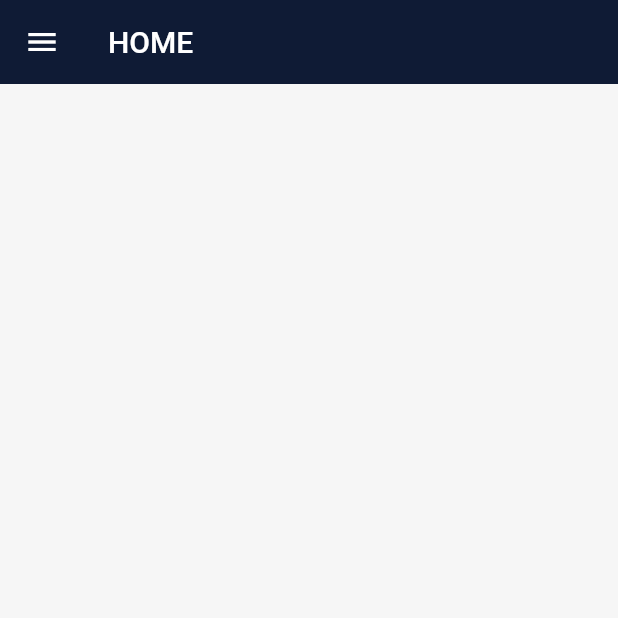
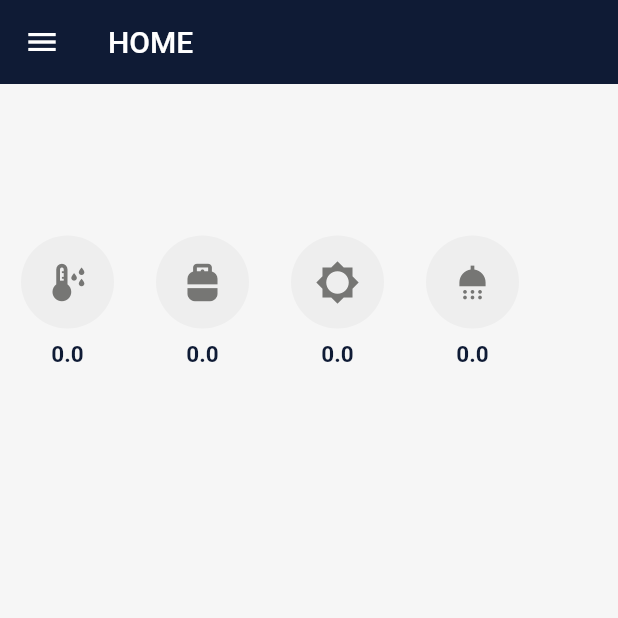
Before and after one commit to EduardoCC-bot/App_IoT, a Flutter app: the screen it shows once a user with an empty profile is signed in, on a phone screen of 412 x 824 dp, the top half of it. Run offline on Flutter 3.47's test engine with Material 2 defaults, Android fonts, the phone set to English and light mode, and no system bars; our stand-ins replace firebase_auth, firebase_core, firebase_database, flutter_spinkit; accounts and stored records are empty.

Commit message:
sensores en tiempo real

```diff
--- a/lib/screens/home/home.dart
+++ b/lib/screens/home/home.dart
@@ -1,5 +1,6 @@
 import 'package:flutter/material.dart';
 import '../../special_widgets/drawer_menu.dart';
+import '../../special_widgets/sensors_display.dart';
 
 //------------------------------------------------------------
 //HOME. Pantalla a la que se accede una vez autentificado
@@ -29,6 +30,14 @@ class _HomeState extends State<Home> {
         backgroundColor: const Color(0xFF0f1b35),
         elevation: 0.0,
       ),
+      body: const Column(
+        mainAxisAlignment: MainAxisAlignment.start,
+        crossAxisAlignment: CrossAxisAlignment.start,  // Alinear widgets al inicio
+        children: [
+          SizedBox(height: 100),
+          SensorDisplay(),
+        ],
+      ),
     );
   }
 }
--- a/lib/shared/constants.dart
+++ b/lib/shared/constants.dart
@@ -21,5 +21,67 @@ const textInputDecoration =  InputDecoration(
 const drawerTextStyle = TextStyle(
   color: Color(0xFFffffff),
   fontWeight: FontWeight.bold,
-  fontSize: 20,
+  fontSize: 30,
 );
+
+
+const divider = Divider(
+      color: Colors.grey, //especificar el color
+      height: 1.0, // Altura del Divider
+);
+
+
+
+
+IconData getIconoPorTexto(String sensorName, num value) {
+    switch (sensorName) {
+      case 'temperatura':
+        return getIconoTemperatura(value);
+      case 'gas':
+        return getIconoGas(value);
+      case 'luz':
+        return getIconoLuz(value);
+      case 'humedad':
+        return getIconoHumedad(value);
+      default:
+        return Icons.help; // ícono por defecto en caso de que no se reconozca el texto
+    }
+  }
+
+IconData getIconoLuz(num value){
+    if(value >= 80){
+      return Icons.brightness_high;
+    } else if(value >= 40){
+      return Icons.brightness_medium;
+    }else{
+      return Icons.brightness_low;
+    }
+}
+
+IconData getIconoTemperatura(num value){
+    if(value >= 100){
+      return Icons.local_fire_department;
+    } else if(value >= 19){
+      return Icons.thermostat;
+    }else{
+      return Icons.dew_point;
+    }
+}
+
+IconData getIconoGas(num value){
+    if(value >= 10){
+      return Icons.gas_meter;
+    }else{
+      return Icons.propane_tank;
+    }
+}
+
+IconData getIconoHumedad(num value){
+    if(value >= 50){
+      return Icons.water;
+    } else if(value >= 20){
+      return Icons.grass;
+    }else{
+      return Icons.shower;
+    }
+}
--- a/lib/special_widgets/drawer_menu.dart
+++ b/lib/special_widgets/drawer_menu.dart
@@ -17,28 +17,51 @@ final drawer = Drawer(
     children: <Widget>[
       userIcon,
       const Text("Usuario", style: drawerTextStyle),
-
+      divider,
       ListTile(
         tileColor: const Color(0xFFadd6f2),
-        leading: Icon(Icons.priority_high, color: Colors.grey[100]),
-        title: const Text('Notificaciones', style: TextStyle(color: Color(0xFFffffff)),),
+        leading: Icon(Icons.notifications, color: Colors.grey[100]),
+        title: const Text(
+          'Notificaciones',
+          style: TextStyle(
+            fontSize: 15.0,
+            fontWeight: FontWeight.bold,
+            color: Color(0xFFffffff)
+          )
+        ),
         onTap: () => print('Home'),
       ),
+      divider,
       ListTile(
         tileColor: const Color(0xFFadd6f2),
         leading: Icon(Icons.settings, color: Colors.grey[100]),
-        title: const Text('Configuración', style: TextStyle(color: Color(0xFFffffff)),),
+        title: const Text(
+          'Configuraciones',
+          style: TextStyle(
+            fontSize: 15.0,
+            fontWeight: FontWeight.bold,
+            color: Color(0xFFffffff)
+          )
+        ),
         onTap: () => print('Configuración'),
       ),
+      divider,
       ListTile(
         tileColor: const Color(0xFFadd6f2),
         leading: Icon(Icons.logout, color: Colors.grey[100]),
-        title: const Text('Cerrar sesión', style: TextStyle(color: Color(0xFFffffff)),),
+        title: const Text(
+          'Cerrar sesión',
+          style: TextStyle(
+            fontSize: 15.0,
+            fontWeight: FontWeight.bold,
+            color: Color(0xFFffffff)
+          )
+        ),
         onTap: () async {
           await _auth.signOut();
         },
       ),
-
+      divider,
       // .. Agregar más elementos de lista aquí
 
 
--- /dev/null
+++ b/lib/special_widgets/sensor_icon.dart
@@ -0,0 +1,52 @@
+import 'package:flutter/material.dart';
+import '../shared/constants.dart';
+
+//----------------------------------------------------------------------
+//Widget individual por cada sensor. Contiene un icono y su valor en tiempo real
+//----------------------------------------------------------------------
+
+
+// ignore: must_be_immutable
+class SensorIconText extends StatefulWidget {
+  String sensorName;
+  num value;
+  SensorIconText({super.key, required this.sensorName, required this.value});
+
+  @override
+  // ignore: no_logic_in_create_state
+  SensorIconTextState createState() => SensorIconTextState();
+}
+
+class SensorIconTextState extends State<SensorIconText> {
+  SensorIconTextState();
+
+  @override
+  Widget build(BuildContext context) {
+    return Column(
+      mainAxisAlignment: MainAxisAlignment.center,
+      children: [
+        Container(
+          decoration: BoxDecoration(
+            color: Colors.grey[200],
+            shape: BoxShape.circle,
+          ),
+          padding: const EdgeInsets.all(16.0),
+          child: Icon(
+            getIconoPorTexto(widget.sensorName, widget.value),
+            color: const Color(0xFF767674),
+            size: 30.0,
+          ),
+        ),
+        const SizedBox(height: 8.0),
+        Text(
+          widget.value.toString(),
+          style: const TextStyle(
+            color: Color(0xFF0f1b35),
+            fontSize: 15.0,
+            fontWeight: FontWeight.bold,
+          ),
+        ),
+      ],
+    );
+  }
+}
--- a/lib/special_widgets/sensors_display.dart
+++ b/lib/special_widgets/sensors_display.dart
@@ -1,8 +1,9 @@
 import 'package:flutter/material.dart';
 import '../services/sensor_monitor.dart';
+import 'sensor_icon.dart';
 
 //----------------------------------------------------------------------
-//Futuro display de sensores en tiempo real. Ya funciona en feo
+//Display de todos los sensores en tiempo real
 //----------------------------------------------------------------------
 
 
@@ -33,7 +34,7 @@ class SensorDisplayState extends State<SensorDisplay> {
 
   @override
   Widget build(BuildContext context) {
-    return StreamBuilder<Map<String, String>>(
+    return StreamBuilder<Map<String, num>>(
       stream: monitor.stream,
       builder: (context, snapshot) {
         if (snapshot.hasError) {
@@ -44,14 +45,22 @@ class SensorDisplayState extends State<SensorDisplay> {
         }
 
         final sensorData = snapshot.data!;
-        return ListView(
-          children: sensorData.entries.map((entry) {
-            final sensorName = entry.key;
-            final value = entry.value;
-            return ListTile(
-              title: Text('$sensorName: $value'),
-            );
-          }).toList(),
+
+        return SizedBox (
+          height: 90,
+          child: ListView.builder(
+          scrollDirection: Axis.horizontal,
+          itemCount: sensorData.keys.length,
+          itemBuilder: (context, index) {
+            final key = sensorData.keys.elementAt(index);
+            final value = sensorData[key];
+
+            // Pasando el valor al IconoTextoWidget
+            return SizedBox(
+              width: 90,
+              child: SensorIconText(sensorName: key, value: value!));
+            },
+          )
         );
       },
     );
```
Also changed, not shown: lib/screens/home/hometest.dart (deleted, +0 -46 lines), lib/services/sensor_monitor.dart (+5 -5 lines).
